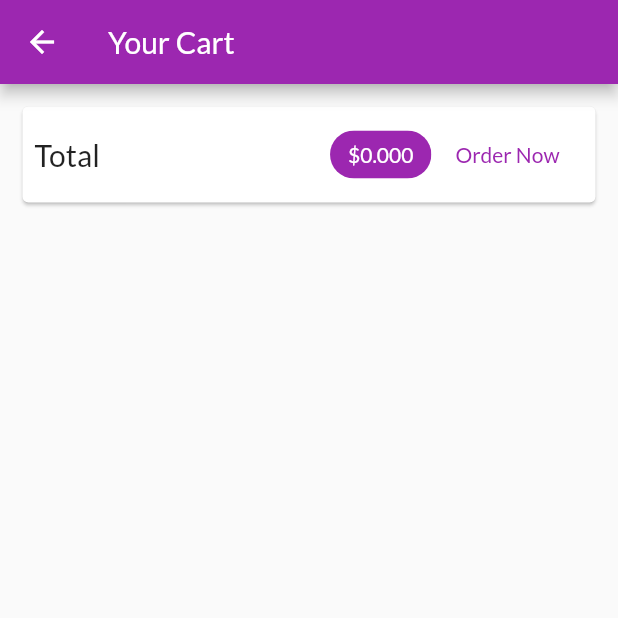
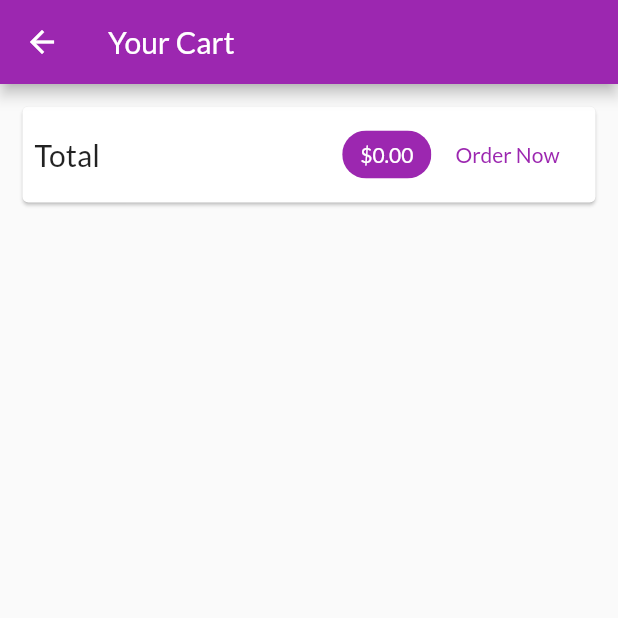
Before and after one commit to kartikeya72001/Shop_App, a Flutter app: the CartScreen screen opened by its route, on a phone screen of 412 x 824 dp, the top half of it. Run offline on Flutter 3.47's test engine with Material 2 defaults, Android fonts, the phone set to English and light mode, and no system bars; network calls fail.

```diff
--- a/lib/providers/cart.dart
+++ b/lib/providers/cart.dart
@@ -59,4 +59,9 @@ class Cart with ChangeNotifier {
     _items.remove(prodId);
     notifyListeners();
   }
+
+  void clear() {
+    _items = {};
+    notifyListeners();
+  }
 }
--- /dev/null
+++ b/lib/providers/orders.dart
@@ -0,0 +1,36 @@
+import 'package:flutter/foundation.dart';
+import 'package:shop_app/widgets/cart_item.dart';
+
+class OrderItem {
+  final String id;
+  final double amount;
+  final List<CartItem> products;
+  final DateTime dateTime;
+
+  OrderItem({
+    @required this.id,
+    @required this.amount,
+    @required this.dateTime,
+    @required this.products,
+  });
+}
+
+class Orders with ChangeNotifier {
+  List<OrderItem> _orders = [];
+  List<OrderItem> get orders {
+    return [..._orders];
+  }
+
+  void addOrder(List<CartItem> cartProd, double total) {
+    _orders.insert(
+      0,
+      OrderItem(
+        id: DateTime.now().toString(),
+        amount: total,
+        dateTime: DateTime.now(),
+        products: cartProd,
+      ),
+    );
+    notifyListeners();
+  }
+}
--- a/lib/screens/cart_screen.dart
+++ b/lib/screens/cart_screen.dart
@@ -30,7 +30,7 @@ class CartScreen extends StatelessWidget {
                   Spacer(),
                   Chip(
                     label: Text(
-                      '\$${cart.totalAmt.toStringAsFixed(3)}',
+                      '\$${cart.totalAmt.toStringAsFixed(2)}',
                       style: TextStyle(
                           color:
                               Theme.of(context).primaryTextTheme.title.color),
--- a/lib/widgets/cart_item.dart
+++ b/lib/widgets/cart_item.dart
@@ -37,11 +37,12 @@ class CartItem extends StatelessWidget {
             leading: CircleAvatar(
               child: FittedBox(
                 child: Padding(
-                    padding: EdgeInsets.all(10), child: Text('\$$price')),
+                    padding: EdgeInsets.all(10),
+                    child: Text('\$${price.toStringAsFixed(2)}')),
               ),
             ),
             title: Text(title),
-            subtitle: Text("Total: \$${(price * quantity)}"),
+            subtitle: Text("Total: \$${(price * quantity).toStringAsFixed(2)}"),
             trailing: Text("$quantity x"),
           ),
         ),
```
Also changed, not shown: lib/main.dart (+6 -2 lines), lib/screens/product_detail_screen.dart (+32 -0 lines).
